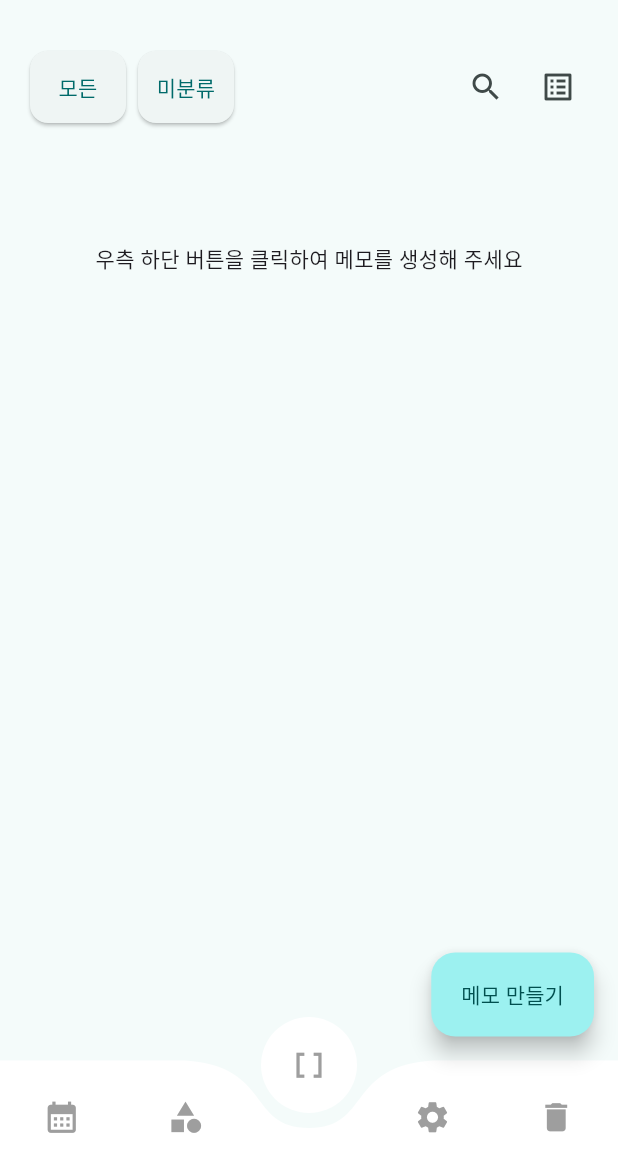
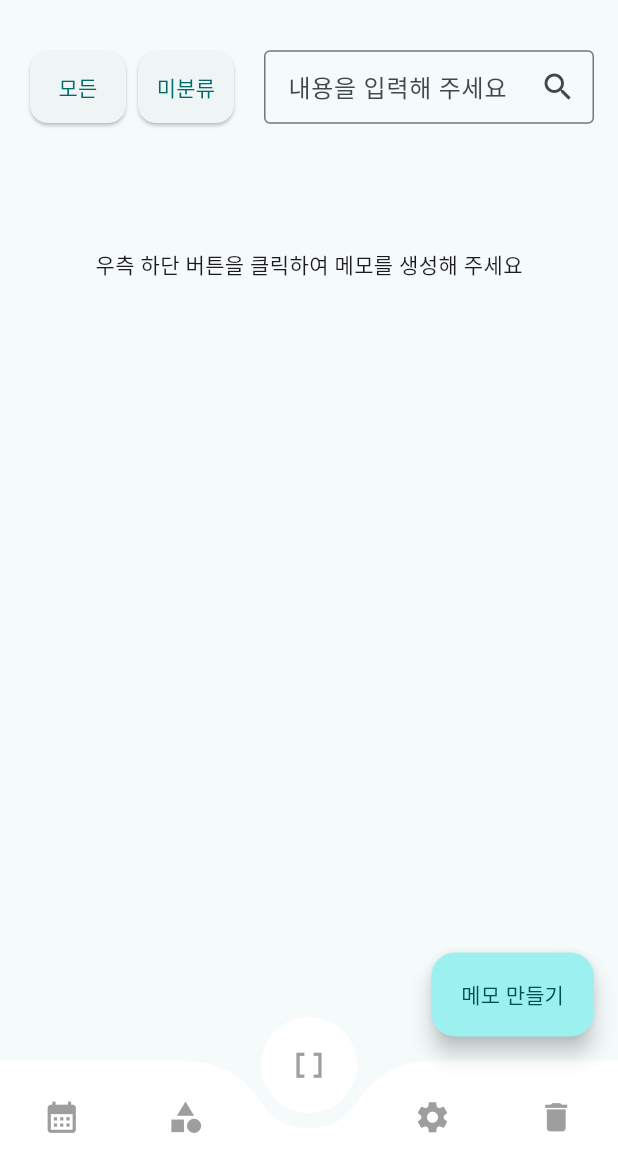
Before and after one commit to MinJaehyun/simple_note, a Flutter app: the screen it shows after launch, on a phone screen of 412 x 824 dp, the part 63-1236 px from its top. Run offline on Flutter 3.47's test engine with Material 3 defaults, Android fonts, the phone set to English and light mode, and no system bars; drawn by our look-alikes of curved_navigation_bar; our stand-ins replace google_fonts, hive, hive_flutter, table_calendar; accounts and stored records are empty.

Commit message:
소프트키보드 포커싱 처리 및 검색 기능 구현 관련 설정

```diff
--- a/lib/view/widgets/home/home_page_body_frame.dart
+++ b/lib/view/widgets/home/home_page_body_frame.dart
@@ -1,7 +1,9 @@
 import 'package:flutter/material.dart';
 import 'package:hive_flutter/adapters.dart';
+import 'package:simple_note/controller/hive_helper.dart';
 import 'package:simple_note/model/category.dart';
-import 'package:simple_note/view/screens/category/category.dart';
+import 'package:simple_note/model/memo.dart';
+import 'package:simple_note/view/widgets/home/HomeSearchWidget.dart';
 import 'package:simple_note/view/widgets/home/homeSelectedCategoryWidget.dart';
 import 'package:simple_note/view/widgets/home/value_listen.dart';
 import 'package:simple_note/controller/hive_helper_category.dart';
@@ -15,11 +17,21 @@ class HomePageBodyFrame extends StatefulWidget {
 
 class _HomePageBodyFrameState extends State<HomePageBodyFrame> {
   String? selectedCategory;
+  var searchedTitle;
+  var searchedMainText;
+  String? searchControllerText;
+  TextEditingController searchController = TextEditingController();
 
   @override
   Widget build(BuildContext context) {
     // var textStyle = Theme.of(context).textTheme;
-    return ValueListenableBuilder(
+    return GestureDetector(
+      onTap: () {
+        FocusScope.of(context).unfocus();
+      },
+      child: Column(
+        children: [
+          ValueListenableBuilder(
             valueListenable: Hive.box<CategoryModel>(CategoryBox).listenable(),
             builder: (context, Box<CategoryModel> box, _) {
               // if (box.values.isEmpty) return Center(child: Text('범주를 생성해 주세요'));
@@ -32,10 +44,11 @@ class _HomePageBodyFrameState extends State<HomePageBodyFrame> {
                         padding: const EdgeInsets.all(16.0),
                         child: Column(
                           children: [
-                      // note: 2라인 미분류, 모든 메모, 우측 끝: 목록 생성 버튼과 달력 버튼
+                            // 상단: 모든, 미분류, 검색창
                             Container(
                               child: Row(
                                 children: [
+                                  // 상단 모든, 미분류 박스
                                   Expanded(
                                     child: Row(
                                       children: [
@@ -45,8 +58,9 @@ class _HomePageBodyFrameState extends State<HomePageBodyFrame> {
                                               setState(() {
                                                 setState(() {
                                                   selectedCategory = null;
+                                                  searchControllerText = null;
+                                                  searchController.clear();
                                                 });
-                                          print(selectedCategory);
                                               });
                                             },
                                             child: Text('모든', style: TextStyle(color: Theme.of(context).colorScheme.primary)),
@@ -57,6 +71,8 @@ class _HomePageBodyFrameState extends State<HomePageBodyFrame> {
                                             onPressed: () {
                                               setState(() {
                                                 selectedCategory = '';
+                                                searchControllerText = null;
+                                                searchController.clear();
                                               });
                                             },
                                             child: Text('미분류', style: TextStyle(color: Theme.of(context).colorScheme.primary)),
@@ -65,20 +81,35 @@ class _HomePageBodyFrameState extends State<HomePageBodyFrame> {
                                       ],
                                     ),
                                   ),
-                            IconButton(onPressed: () {}, icon: Icon(Icons.search)),
-                            // note: 전체 범주
-                            IconButton(
-                              onPressed: () {
-                                Navigator.of(context).push(MaterialPageRoute(builder: (context) {
-                                  // todo:
-                                  return AllCategory();
-                                }));
+                                  // 상단 검색창
+                                  Container(
+                                    width: 220,
+                                    child: Form(
+                                      child: TextFormField(
+                                        controller: searchController,
+                                        decoration: InputDecoration(
+                                          hintText: '내용을 입력해 주세요',
+                                          contentPadding: EdgeInsets.all(12),
+                                          suffixIcon: Icon(Icons.search),
+                                          border: OutlineInputBorder(
+                                            borderRadius: BorderRadius.all(Radius.circular(4)),
+                                          ),
+                                        ),
+                                        onChanged: (value) {
+                                          setState(() {
+                                            searchController.text = value;
+                                            searchControllerText = searchController.text;
+                                          });
                                         },
-                              icon: Icon(Icons.list_alt_outlined),
+                                        onTap: () {},
+                                        // validator: , enabled: ,
+                                      ),
+                                    ),
                                   ),
                                 ],
                               ),
                             ),
+                            // 상단: 생성한 카테고리
                             Container(
                               child: Expanded(
                                 child: ListView.separated(
@@ -94,7 +125,9 @@ class _HomePageBodyFrameState extends State<HomePageBodyFrame> {
                                       child: TextButton(
                                         onPressed: () {
                                           setState(() {
+                                            searchControllerText = null;
                                             selectedCategory = categoryContact!.categories;
+                                            searchController.clear();
                                           });
                                         },
                                         // note: categoryContact?.categories 에만 모든 범주가 담겨있다
@@ -110,14 +143,38 @@ class _HomePageBodyFrameState extends State<HomePageBodyFrame> {
                         ),
                       ),
                     ),
-              // note: 하단 body - 전체 나타내기
-              // note: 선택한 범주가 없으면 아래 실행하고, 선택한 범주가 있으면 아래 실행한다.
-              if (selectedCategory == null) HomeAllCategoryWidget(),
-              if (selectedCategory != null) HomeSelectedCategoryWidget(selectedCategory)
                   ],
                 ),
               );
             },
+          ),
+          // note: 하단 body
+          ValueListenableBuilder(
+            valueListenable: Hive.box<MemoModel>(MemoBox).listenable(),
+            builder: (context, Box<MemoModel> box, _) {
+              return Padding(
+                padding: const EdgeInsets.all(4.0),
+                child: Container(
+                  height: 500,
+                  child: SingleChildScrollView(
+                    child: Column(
+                      children: [
+                        // todo: 분기 처리하는 과정 좀 더 고민하기 (한줄 이라도 없으면 효율 증가, 조건 많은 순으로 정렬하여 처리 )
+                        // 모든 카테고리 누르고 입력 내용 없으면 모든 메모 나타내기
+                        if (selectedCategory == null && searchControllerText == null) HomeAllCategoryWidget(),
+                        // 범주 있으면서, 검색내용 있으면, 아래 검색한 내용 나타내기(HomeSearchWidget)
+                        if (selectedCategory != null && searchControllerText != null) HomeSearchWidget(searchControllerText!),
+                        if (selectedCategory != null) HomeSelectedCategoryWidget(selectedCategory),
+                        if (searchControllerText != null) HomeSearchWidget(searchControllerText!),
+                      ],
+                    ),
+                  ),
+                ),
+              );
+            },
+          ),
+        ],
+      ),
     );
   }
 }
```
Lines whose indentation alone changed are shown as unchanged.
